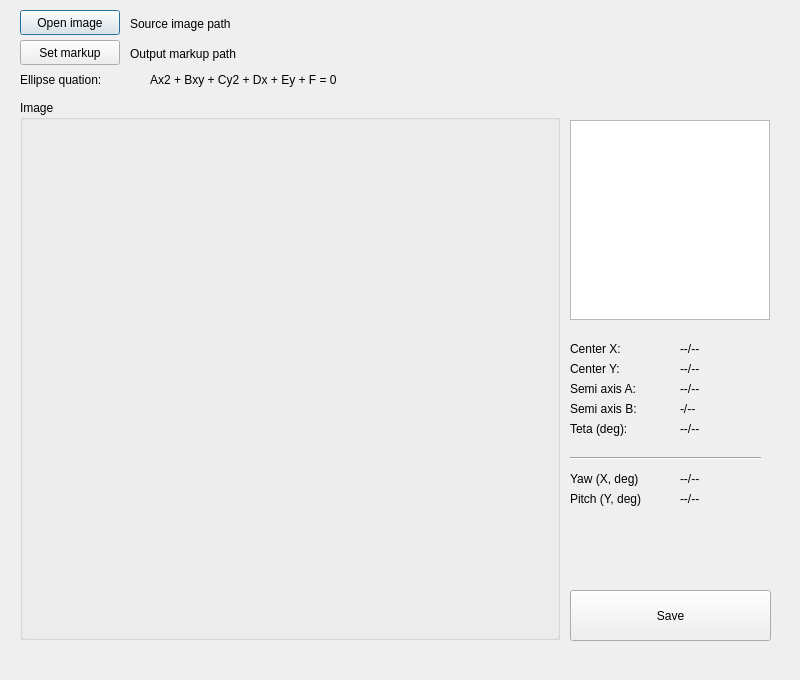
This is pupil_markup.ui in iolkhovsky/eye_tracker as Qt 5 draws it before an edit. The edited form follows.
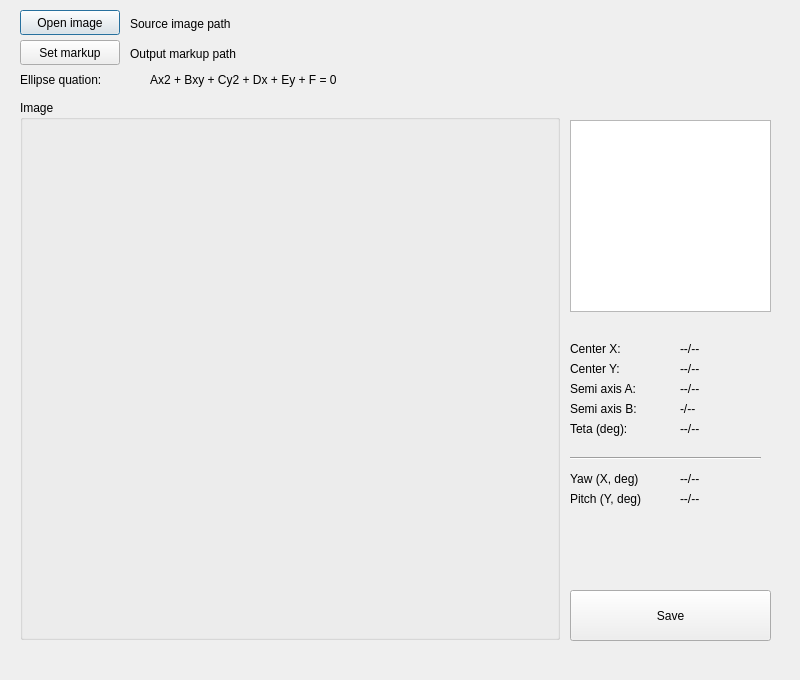
This is the edited form.

Commit message: Add available files list to mainwindow

What changed in the file:
```diff
--- a/pupil_markup.ui
+++ b/pupil_markup.ui
@@ -52,16 +52,6 @@
     </property>
    </widget>
   </widget>
-  <widget class="QListView" name="listViewSelectedPoints">
-   <property name="geometry">
-    <rect>
-     <x>570</x>
-     <y>120</y>
-     <width>200</width>
-     <height>200</height>
-    </rect>
-   </property>
-  </widget>
   <widget class="QLabel" name="labelEllipseEquation">
    <property name="geometry">
     <rect>
@@ -335,6 +325,16 @@
     <string>Yaw (X, deg)</string>
    </property>
   </widget>
+  <widget class="QListWidget" name="listWidgetAvailableImages">
+   <property name="geometry">
+    <rect>
+     <x>570</x>
+     <y>120</y>
+     <width>201</width>
+     <height>192</height>
+    </rect>
+   </property>
+  </widget>
  </widget>
  <resources/>
  <connections/>
```
The commit also changes 2 other files.
